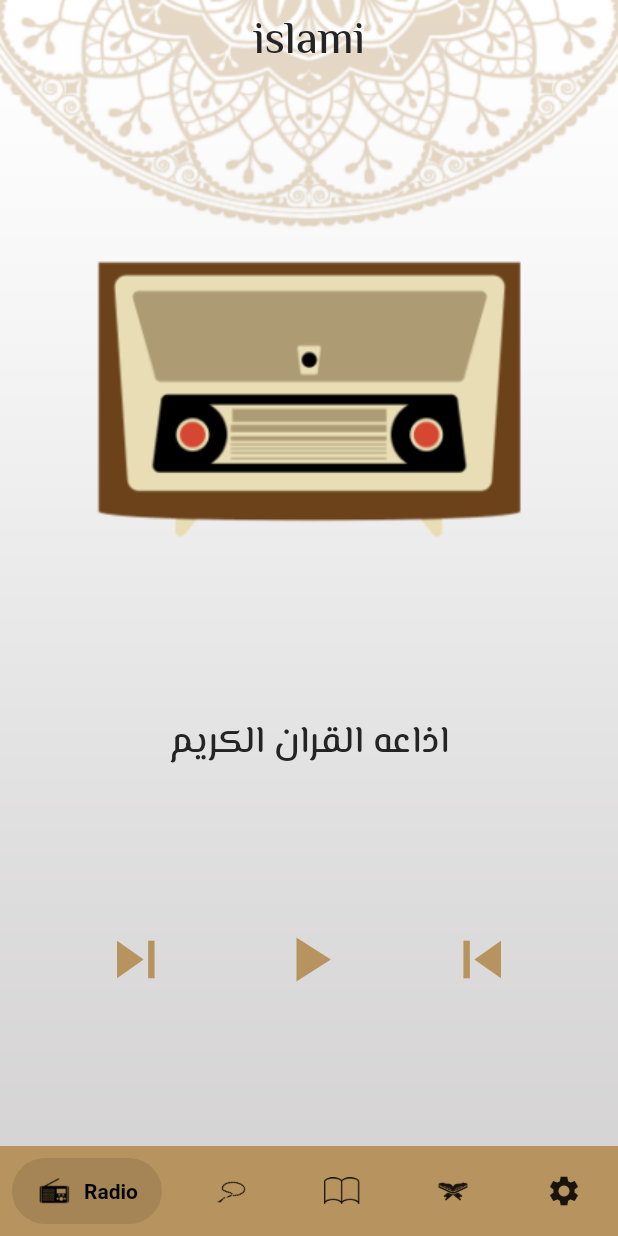
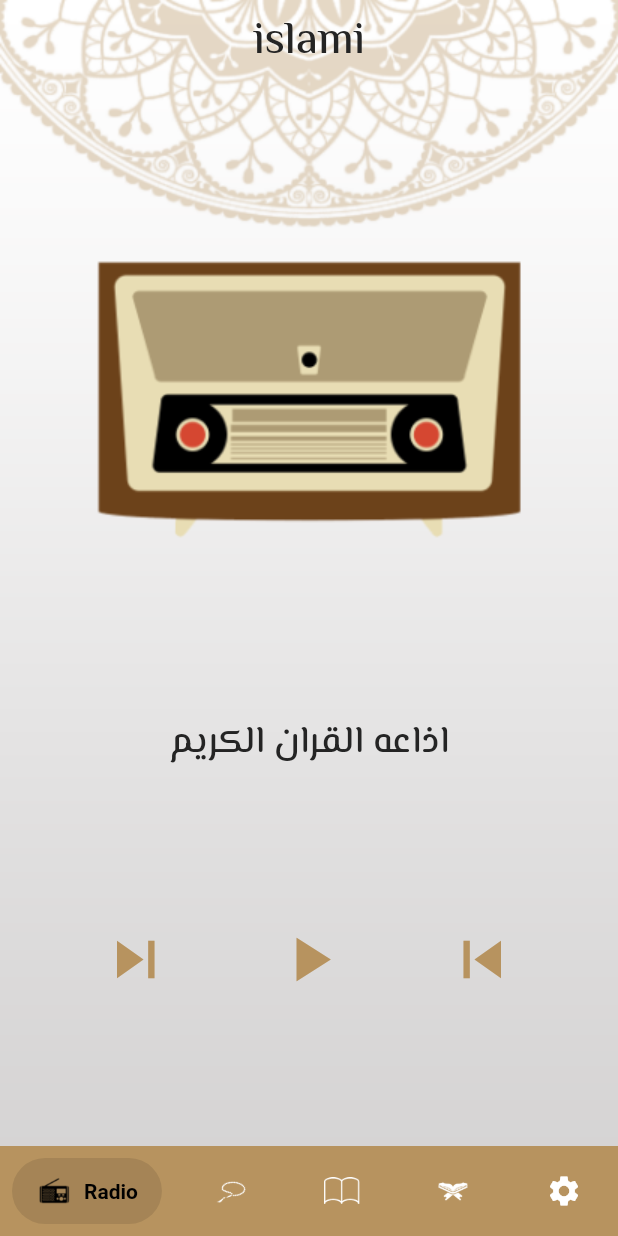
Before and after one commit to MahmoudElgaml/IslamiApp, a Flutter app: the screen it shows after launch, on a phone screen of 412 x 824 dp. Run offline on Flutter 3.47's test engine with Material 2 defaults, Android fonts, the phone set to English and light mode, and no system bars; drawn by our look-alikes of salomon_bottom_bar; our stand-ins replace convex_bottom_bar, google_fonts; missing offline and left inert: dart:ffi; generated files the repository leaves out were written again.

Commit message:
add some darkTheme finish setting tap

```diff
--- a/lib/DropDownMune/drop_down_language.dart
+++ b/lib/DropDownMune/drop_down_language.dart
@@ -1,6 +1,7 @@
 import 'dart:ffi';
 
 import 'package:flutter/material.dart';
+import 'package:flutter_projects/my_theme.dart';
 import 'package:provider/provider.dart';
 import 'package:flutter_gen/gen_l10n/app_localizations.dart';
 import '../providers/my_provider.dart';
@@ -20,8 +21,10 @@ class _DropDownLanguageState extends State<DropDownLanguage> {
     var provider = Provider.of<MyProvider>(context);
 
     return SizedBox(
+      child: Container(
         width: double.infinity,
         child: DropdownButton(
+          dropdownColor: MyTheme.primaryColor,
           items: dropdownItemsLanguage(),
           onChanged: (value) {
             value == "English"
@@ -34,15 +37,17 @@ class _DropDownLanguageState extends State<DropDownLanguage> {
           borderRadius: BorderRadius.circular(25),
           //   dropdownColor: Colors.red,
         ),
+      ),
     );
+  }
 
-  }
   List<DropdownMenuItem<String>> dropdownItemsLanguage() {
     List<DropdownMenuItem<String>> menuItems = [
-       DropdownMenuItem(value: "English", child: Text(AppLocalizations.of(context)!.english)),
-       DropdownMenuItem(value: "Arabic", child: Text(AppLocalizations.of(context)!.arabic)),
+      DropdownMenuItem(
+          value: "English", child: Text(AppLocalizations.of(context)!.english)),
+      DropdownMenuItem(
+          value: "Arabic", child: Text(AppLocalizations.of(context)!.arabic)),
     ];
     return menuItems;
   }
-
 }
--- a/lib/DropDownMune/drop_down_theming.dart
+++ b/lib/DropDownMune/drop_down_theming.dart
@@ -22,6 +22,7 @@ class _DropDownThemingState extends State<DropDownTheming> {
         borderRadius: BorderRadius.circular(25),
         items: dropdownItemsTheming(),
         onChanged: (value) {
+          value=="Light"?provider.changeTheme(ThemeMode.light):provider.changeTheme(ThemeMode.dark);
           selectedValue = value;
           setState(() {});
         },
--- a/lib/main.dart
+++ b/lib/main.dart
@@ -34,6 +34,8 @@ class MyApp extends StatelessWidget {
         Locale('ar'), // Spanish
       ],
       theme: MyTheme.lightTheme,
+      darkTheme:MyTheme.darkTheme ,
+      themeMode: provider.mode,
       debugShowCheckedModeBanner: false,
       initialRoute: HomeScreen.routName,
       routes: {
--- a/lib/my_theme.dart
+++ b/lib/my_theme.dart
@@ -3,8 +3,22 @@ import 'package:google_fonts/google_fonts.dart';
 
 class MyTheme {
   static Color blackColor = const Color(0xff242424);
+  static Color whiteColor = const Color(0xfff5f5f5);
   static Color primaryColor = const Color(0xffB7935F);
+  static Color darkColor = const Color(0xff141a2e);
   static ThemeData lightTheme = ThemeData(
+     colorScheme: ColorScheme(brightness:Brightness.light,
+          primary:primaryColor,
+          onPrimary: Colors.white,
+          secondary: Colors.black,
+          onSecondary: Colors.yellow,
+          error:Colors.yellow,
+          onError: Colors.yellow,
+          background: Colors.yellow,
+          onBackground: Colors.yellow,
+          surface:Colors.yellow,
+          onSurface: Colors.yellow
+      ),
       scaffoldBackgroundColor: Colors.transparent,
       appBarTheme: AppBarTheme(
         iconTheme: IconThemeData(
@@ -26,4 +40,39 @@ class MyTheme {
           fontWeight: FontWeight.w500,
         ),
       ));
+  static ThemeData darkTheme = ThemeData(
+       colorScheme:    ColorScheme(brightness:Brightness.dark,
+           primary:darkColor,
+           onPrimary: Colors.white,
+           secondary: Colors.black,
+           onSecondary: Colors.yellow,
+           error:Colors.yellow,
+           onError: Colors.yellow,
+           background: Colors.yellow,
+           onBackground: Colors.yellow,
+           surface:Colors.yellow,
+           onSurface: Colors.yellow
+       ),
+      scaffoldBackgroundColor: Colors.transparent,
+      appBarTheme: const AppBarTheme(
+        iconTheme: IconThemeData(
+          color: Colors.white,
+        ),
+        centerTitle: true,
+        color: Colors.transparent,
+        elevation: 0,
+      ),
+      textTheme: TextTheme(
+        bodySmall: GoogleFonts.elMessiri(
+          color: Colors.white
+          ,
+          fontSize: 25,
+          fontWeight: FontWeight.w500,
+        ),
+        bodyLarge: GoogleFonts.elMessiri(
+          color: Colors.white,
+          fontSize: 30,
+          fontWeight: FontWeight.w500,
+        ),
+      ));
 }
--- a/lib/providers/my_provider.dart
+++ b/lib/providers/my_provider.dart
@@ -2,9 +2,14 @@ import 'package:flutter/material.dart';
 
 class MyProvider extends ChangeNotifier {
   String languageCode = "en";
+  ThemeMode mode=ThemeMode.light;
 
   void changeLanguage(String lCode) {
     languageCode = lCode;
     notifyListeners();
   }
+  void changeTheme(ThemeMode m){
+    mode=m;
+    notifyListeners();
+  }
 }
--- a/lib/screens/home_screen.dart
+++ b/lib/screens/home_screen.dart
@@ -7,7 +7,10 @@ import 'package:flutter_projects/taps/radio_tap.dart';
 import 'package:flutter_projects/taps/setting_tap.dart';
 import 'package:flutter_projects/taps/tsabeh_tap.dart';
 import 'package:flutter_gen/gen_l10n/app_localizations.dart';
+import 'package:provider/provider.dart';
 import 'package:salomon_bottom_bar/salomon_bottom_bar.dart';
+
+import '../providers/my_provider.dart';
 
 class HomeScreen extends StatefulWidget {
   static const String routName = "home";
@@ -23,10 +26,13 @@ class _HomeScreenState extends State<HomeScreen> {
 
   @override
   Widget build(BuildContext context) {
+    var provider = Provider.of<MyProvider>(context);
     return Stack(
       children: [
         Image.asset(
-          "assets/images/background.png",
+          provider.mode == ThemeMode.light
+              ? "assets/images/background.png"
+              : "assets/images/bg_dark.png",
           width: double.infinity,
           fit: BoxFit.fill,
         ),
@@ -39,7 +45,8 @@ class _HomeScreenState extends State<HomeScreen> {
           ),
           bottomNavigationBar: SalomonBottomBar(
             selectedItemColor: Colors.black,
-            backgroundColor: MyTheme.primaryColor,
+            unselectedItemColor: Colors.white,
+            backgroundColor: Theme.of(context).colorScheme.primary,
             currentIndex: index,
             onTap: (value) {
               index = value;
@@ -68,8 +75,11 @@ class _HomeScreenState extends State<HomeScreen> {
                   ),
                   title: Text(AppLocalizations.of(context)!.quranIcon)),
               SalomonBottomBarItem(
-                  icon: const Icon(Icons.settings),
-                  title: Text(AppLocalizations.of(context)!.settingIcon)),
+                icon: const Icon(
+                  Icons.settings,
+                ),
+                title: Text(AppLocalizations.of(context)!.settingIcon),
+              ),
             ],
           ),
           body: bodies[index],
--- a/lib/taps/setting_tap.dart
+++ b/lib/taps/setting_tap.dart
@@ -18,7 +18,7 @@ class _SettingTabState extends State<SettingTab> {
     var provider = Provider.of<MyProvider>(context);
     return Padding(
       padding: const EdgeInsets.all(12),
-      child: Container(
+      child: SizedBox(
         width: double.infinity,
         child: Column(
           crossAxisAlignment: CrossAxisAlignment.start,
```
Lines whose indentation alone changed are shown as unchanged.
